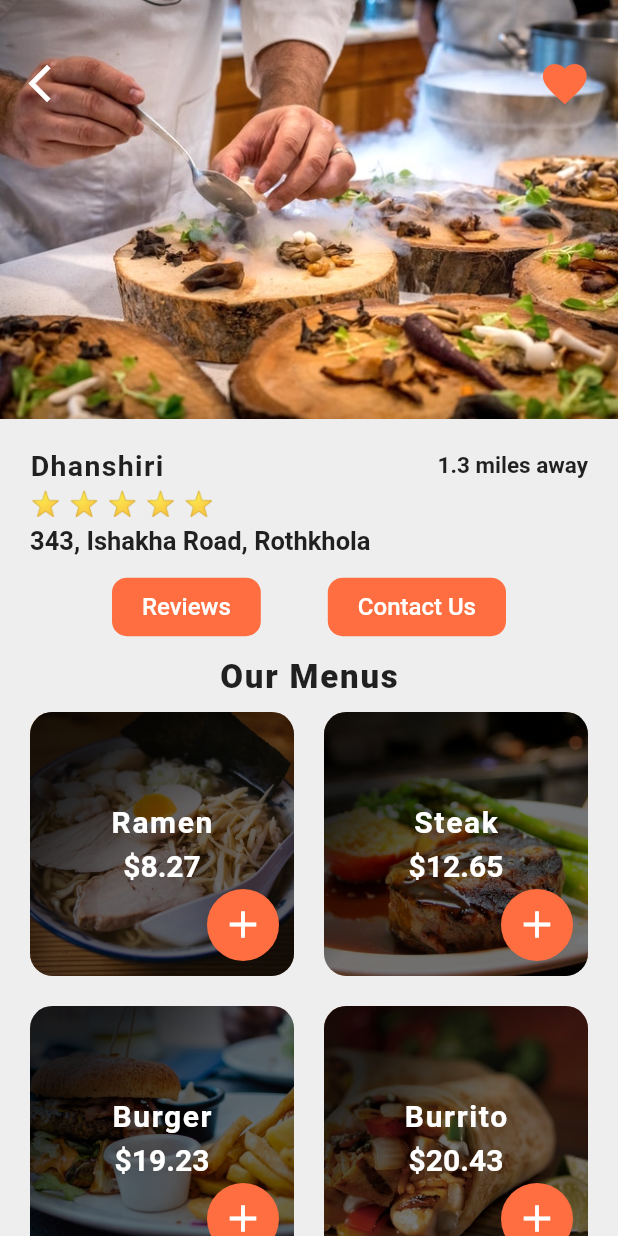
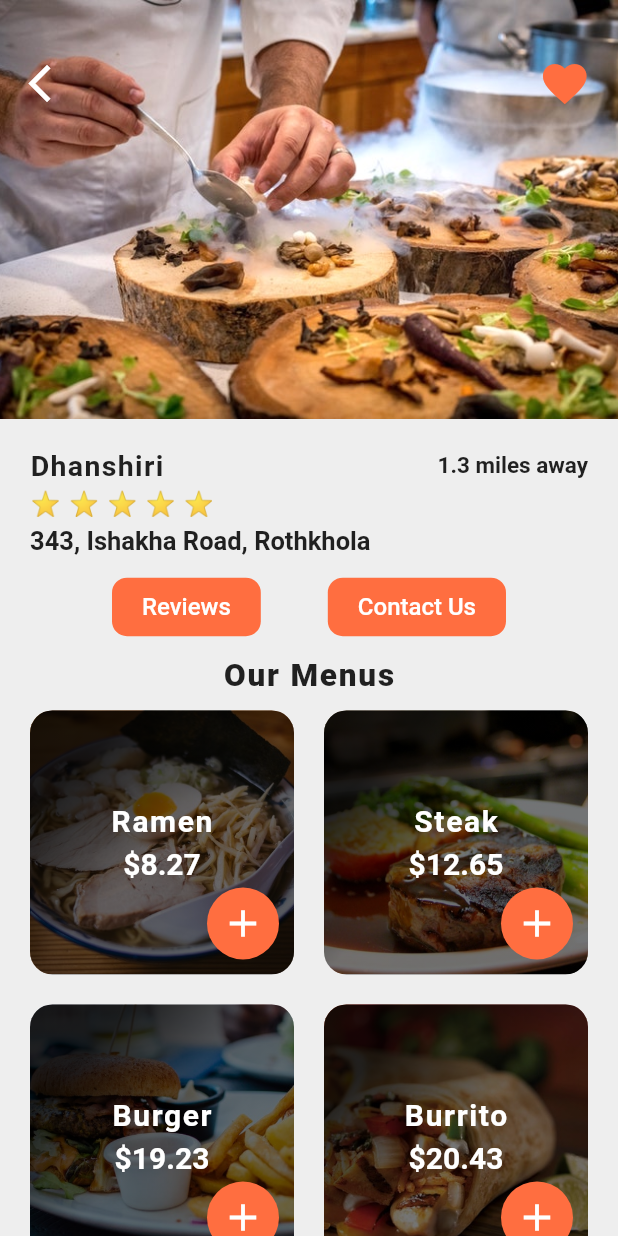
Before and after one commit to Rezuanul-Islam-Fahim/food_delivery_ui, a Flutter app: the screen it shows after launch, after a tap on "Dhanshiri", on a phone screen of 412 x 824 dp. Run offline on Flutter 3.47's test engine with Material 2 defaults, Android fonts, the phone set to English and light mode, and no system bars.

```diff
--- a/lib/screens/home_screen.dart
+++ b/lib/screens/home_screen.dart
@@ -176,7 +176,7 @@ class _HomeScreenState extends State<HomeScreen> {
             child: Text(
               'Restaurants',
               style: TextStyle(
-                fontSize: 22,
+                fontSize: 21,
                 fontWeight: FontWeight.w700,
                 letterSpacing: 1.2,
               ),
--- a/lib/screens/restaurant_screen.dart
+++ b/lib/screens/restaurant_screen.dart
@@ -245,7 +245,7 @@ class _RestaurantScreenState extends State<RestaurantScreen> {
                       Text(
                         'Our Menus',
                         style: TextStyle(
-                          fontSize: 22,
+                          fontSize: 21,
                           fontWeight: FontWeight.w800,
                           letterSpacing: 1.2,
                         ),
@@ -267,7 +267,7 @@ class _RestaurantScreenState extends State<RestaurantScreen> {
                       Text(
                         'Our Menus',
                         style: TextStyle(
-                          fontSize: 22,
+                          fontSize: 21,
                           fontWeight: FontWeight.w800,
                           letterSpacing: 1.2,
                         ),
--- a/lib/widgets/recent_orders.dart
+++ b/lib/widgets/recent_orders.dart
@@ -19,7 +19,7 @@ class RecentOrders extends StatelessWidget {
           child: Text(
             'Recent Orders',
             style: TextStyle(
-              fontSize: 22,
+              fontSize: 21,
               fontWeight: FontWeight.w700,
               letterSpacing: 1.2,
             ),
```
